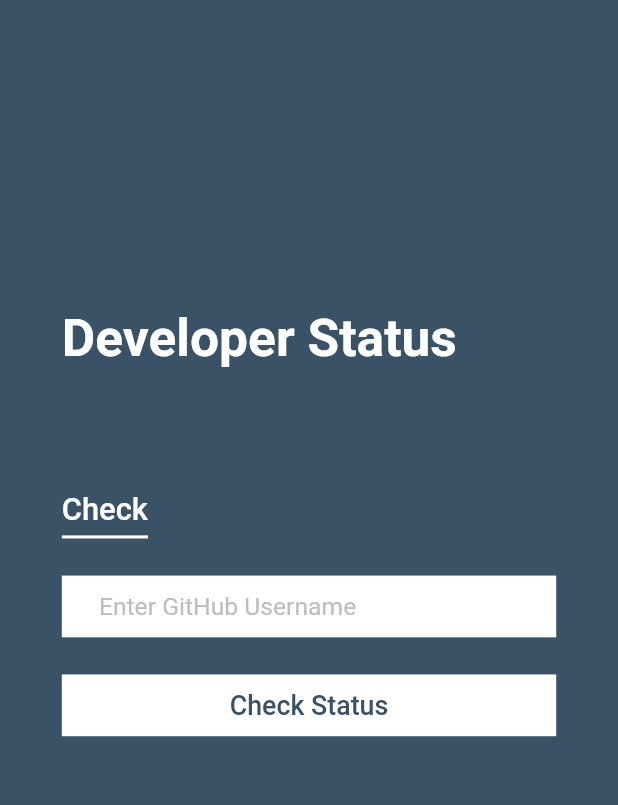
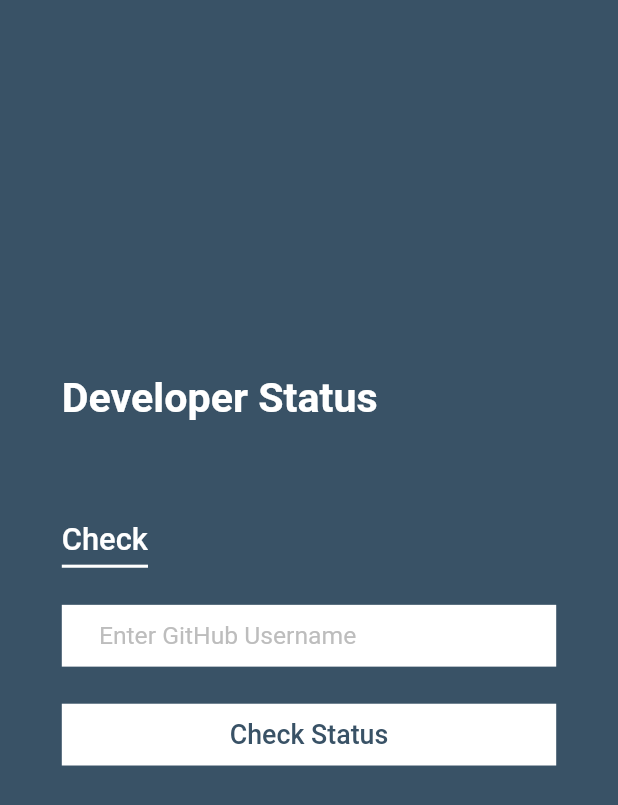
Before and after one commit to maykhid/Devstatus, a Flutter app: the screen it shows after launch, on a phone screen of 412 x 824 dp. Shown: the top 805 px of the screen. Run offline on Flutter 3.47's test engine with Material 2 defaults, Android fonts, the phone set to English and light mode, and no system bars; our stand-ins replace connectivity_plus, dartz, sizer.

Commit message:
ui modifications

```diff
--- a/lib/app/base_view.dart
+++ b/lib/app/base_view.dart
@@ -28,7 +28,7 @@ class BaseView extends StatelessWidget {
               showLoading
                   ? buildLoadingIndicator()
                   : Container(
-                      padding: const EdgeInsets.all(8.0),
+                      padding: const EdgeInsets.all(30.0),
                     ),
 
               //
--- a/lib/ui/screens/home/home_screen.dart
+++ b/lib/ui/screens/home/home_screen.dart
@@ -58,7 +58,7 @@ class CheckStatus extends StatelessWidget {
           buildDevStatusText(),
 
           SizedBox(
-            height: 10.h,
+            height: 8.h,
           ),
 
           // check text
@@ -103,7 +103,7 @@ class CheckStatus extends StatelessWidget {
     return Text(
       'Developer Status',
       style: TextStyle(
-          fontSize: 25.sp, fontWeight: FontWeight.w700, color: Colors.white),
+          fontSize: 20.sp, fontWeight: FontWeight.w700, color: Colors.white),
     );
   }
 }
```
